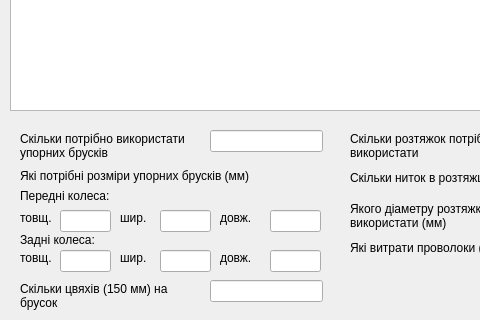
Qt form view/kraz_pl_form.ui (Win9XCHI/Fastening_test) before a commit; both pictures show x 0 to 480 and y 320 to 640 of the 820 by 640 pixel window.
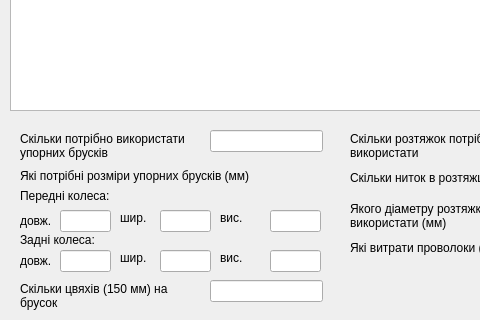
The same form after that commit.

Commit message: Fix KRAZ forms and pib field

```diff
--- a/view/kraz_pl_form.ui
+++ b/view/kraz_pl_form.ui
@@ -53,14 +53,14 @@
   <widget class="QLabel" name="label_3">
    <property name="geometry">
     <rect>
-     <x>20</x>
+     <x>220</x>
      <y>570</y>
      <width>41</width>
      <height>16</height>
     </rect>
    </property>
    <property name="text">
-    <string>товщ.</string>
+    <string>вис.</string>
    </property>
   </widget>
   <widget class="QLabel" name="label_4">
@@ -79,10 +79,10 @@
   <widget class="QLabel" name="label_5">
    <property name="geometry">
     <rect>
-     <x>220</x>
+     <x>20</x>
      <y>570</y>
      <width>41</width>
-     <height>16</height>
+     <height>21</height>
     </rect>
    </property>
    <property name="text">
@@ -299,10 +299,10 @@
   <widget class="QLabel" name="label_7">
    <property name="geometry">
     <rect>
-     <x>220</x>
+     <x>20</x>
      <y>530</y>
      <width>41</width>
-     <height>16</height>
+     <height>21</height>
     </rect>
    </property>
    <property name="text">
@@ -312,14 +312,14 @@
   <widget class="QLabel" name="label_8">
    <property name="geometry">
     <rect>
-     <x>20</x>
+     <x>220</x>
      <y>530</y>
      <width>41</width>
      <height>16</height>
     </rect>
    </property>
    <property name="text">
-    <string>товщ.</string>
+    <string>вис.</string>
    </property>
   </widget>
   <widget class="QLabel" name="label_14">
```
The commit also changes 4 other files.
